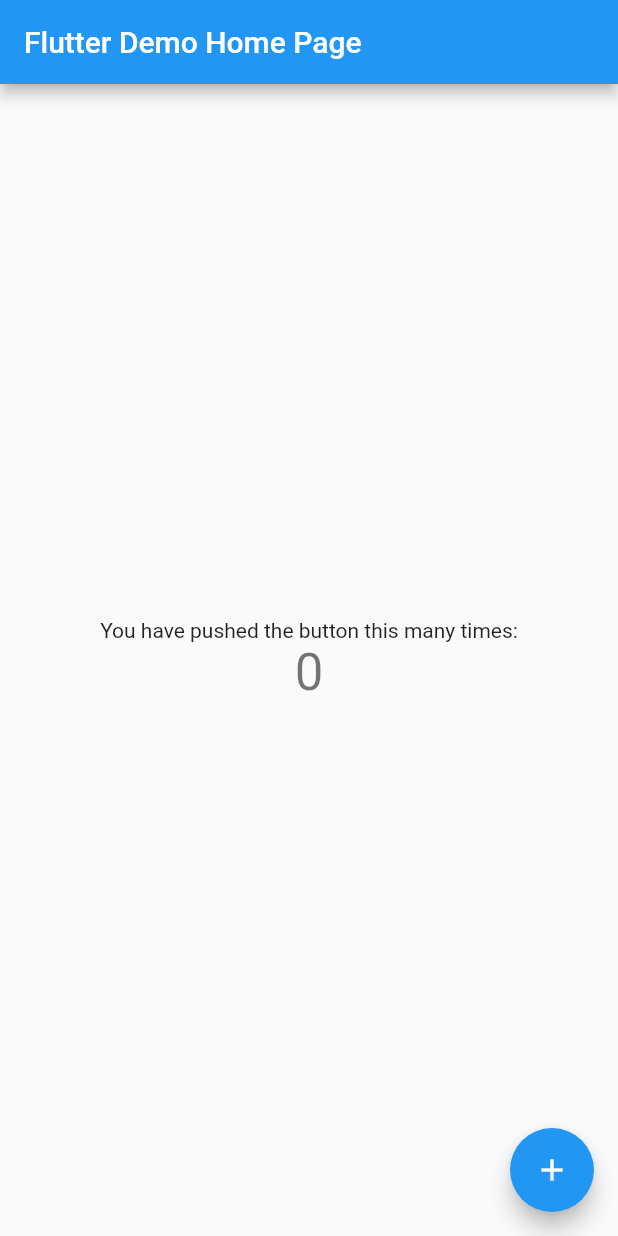
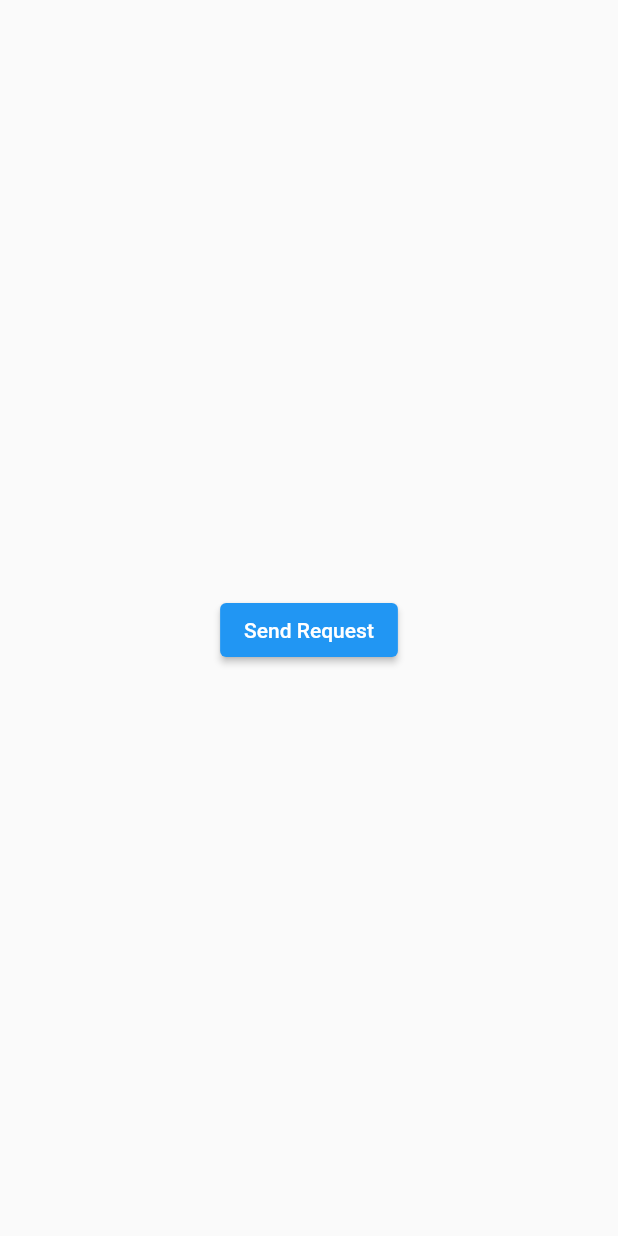
Before and after one commit to eyuphan-oguz/Flutter-HTTP, a Flutter app: the screen it shows after launch, on a phone screen of 412 x 824 dp. Run offline on Flutter 3.47's test engine with Material 2 defaults, Android fonts, the phone set to English and light mode, and no system bars.

Commit message:
Bad Use Case

```diff
--- /dev/null
+++ b/lib/httpHello.dart
@@ -0,0 +1,51 @@
+import 'dart:convert';
+
+import 'package:flutter/material.dart';
+import 'package:http/http.dart'as http;
+class HttpHelloView extends StatefulWidget {
+  const HttpHelloView({Key? key}) : super(key: key);
+
+  @override
+  State<HttpHelloView> createState() => _HttpHelloViewState();
+}
+
+class _HttpHelloViewState extends State<HttpHelloView> {
+   late bool isHaveData;
+   late String data;
+   @override
+  void initState() {
+    // TODO: implement initState
+    super.initState();
+    isHaveData=false;
+    data='';
+  }
+
+  Future getApiJohnName()async{
+     var data= (await http.get(Uri.parse('https://hwasampleapi.firebaseio.com/api/books/0/author.json'))).body;
+     data=json.decode(data);
+
+     setState(() {
+       isHaveData=!isHaveData;
+       this.data=data;
+     });
+
+
+  }
+
+  @override
+  Widget build(BuildContext context) {
+    return Scaffold(
+      body: Center(
+        child: Column(
+          mainAxisAlignment: MainAxisAlignment.center,
+          children: [
+            isHaveData? CircularProgressIndicator():Text(this.data),
+            ElevatedButton(onPressed: ()async{
+              await getApiJohnName();
+            }, child: Text('Send Request'))
+          ],
+        ),
+      ),
+    );
+  }
+}
--- a/lib/main.dart
+++ b/lib/main.dart
@@ -1,4 +1,5 @@
 import 'package:flutter/material.dart';
+import 'package:httpexample/httpHello.dart';
 
 void main() {
   runApp(const MyApp());
@@ -11,105 +12,8 @@ class MyApp extends StatelessWidget {
   @override
   Widget build(BuildContext context) {
     return MaterialApp(
-      title: 'Flutter Demo',
-      theme: ThemeData(
-        // This is the theme of your application.
-        //
-        // Try running your application with "flutter run". You'll see the
-        // application has a blue toolbar. Then, without quitting the app, try
-        // changing the primarySwatch below to Colors.green and then invoke
-        // "hot reload" (press "r" in the console where you ran "flutter run",
-        // or simply save your changes to "hot reload" in a Flutter IDE).
-        // Notice that the counter didn't reset back to zero; the application
-        // is not restarted.
-        primarySwatch: Colors.blue,
-      ),
-      home: const MyHomePage(title: 'Flutter Demo Home Page'),
+    debugShowCheckedModeBanner: false,
+      home: HttpHelloView(),
     );
   }
 }
-
-class MyHomePage extends StatefulWidget {
-  const MyHomePage({super.key, required this.title});
-
-  // This widget is the home page of your application. It is stateful, meaning
-  // that it has a State object (defined below) that contains fields that affect
-  // how it looks.
-
-  // This class is the configuration for the state. It holds the values (in this
-  // case the title) provided by the parent (in this case the App widget) and
-  // used by the build method of the State. Fields in a Widget subclass are
-  // always marked "final".
-
-  final String title;
-
-  @override
-  State<MyHomePage> createState() => _MyHomePageState();
-}
-
-class _MyHomePageState extends State<MyHomePage> {
-  int _counter = 0;
-
-  void _incrementCounter() {
-    setState(() {
-      // This call to setState tells the Flutter framework that something has
-      // changed in this State, which causes it to rerun the build method below
-      // so that the display can reflect the updated values. If we changed
-      // _counter without calling setState(), then the build method would not be
-      // called again, and so nothing would appear to happen.
-      _counter++;
-    });
-  }
-
-  @override
-  Widget build(BuildContext context) {
-    // This method is rerun every time setState is called, for instance as done
-    // by the _incrementCounter method above.
-    //
-    // The Flutter framework has been optimized to make rerunning build methods
-    // fast, so that you can just rebuild anything that needs updating rather
-    // than having to individually change instances of widgets.
-    return Scaffold(
-      appBar: AppBar(
-        // Here we take the value from the MyHomePage object that was created by
-        // the App.build method, and use it to set our appbar title.
-        title: Text(widget.title),
-      ),
-      body: Center(
-        // Center is a layout widget. It takes a single child and positions it
-        // in the middle of the parent.
-        child: Column(
-          // Column is also a layout widget. It takes a list of children and
-          // arranges them vertically. By default, it sizes itself to fit its
-          // children horizontally, and tries to be as tall as its parent.
-          //
-          // Invoke "debug painting" (press "p" in the console, choose the
-          // "Toggle Debug Paint" action from the Flutter Inspector in Android
-          // Studio, or the "Toggle Debug Paint" command in Visual Studio Code)
-          // to see the wireframe for each widget.
-          //
-          // Column has various properties to control how it sizes itself and
-          // how it positions its children. Here we use mainAxisAlignment to
-          // center the children vertically; the main axis here is the vertical
-          // axis because Columns are vertical (the cross axis would be
-          // horizontal).
-          mainAxisAlignment: MainAxisAlignment.center,
-          children: <Widget>[
-            const Text(
-              'You have pushed the button this many times:',
-            ),
-            Text(
-              '$_counter',
-              style: Theme.of(context).textTheme.headline4,
-            ),
-          ],
-        ),
-      ),
-      floatingActionButton: FloatingActionButton(
-        onPressed: _incrementCounter,
-        tooltip: 'Increment',
-        child: const Icon(Icons.add),
-      ), // This trailing comma makes auto-formatting nicer for build methods.
-    );
-  }
-}
--- a/pubspec.yaml
+++ b/pubspec.yaml
@@ -36,6 +36,8 @@ dependencies:
   # The following adds the Cupertino Icons font to your application.
   # Use with the CupertinoIcons class for iOS style icons.
   cupertino_icons: ^1.0.2
+  http: ^0.13.5
+
 
 dev_dependencies:
   flutter_test:
```
Also changed, not shown: pubspec.lock.
